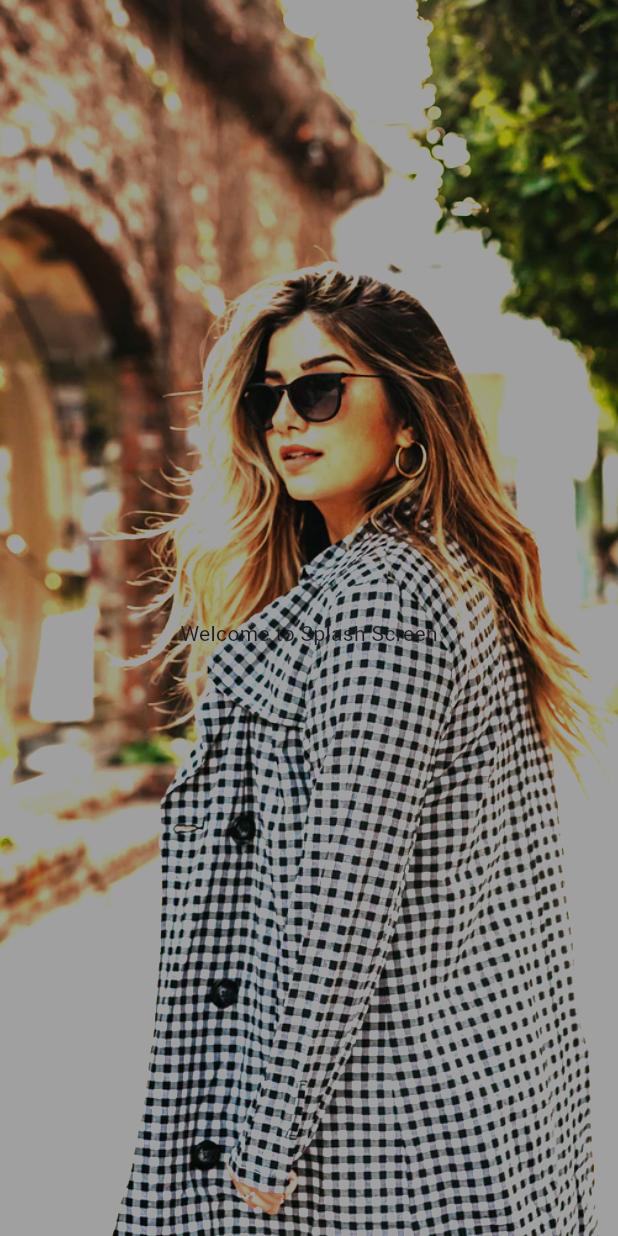
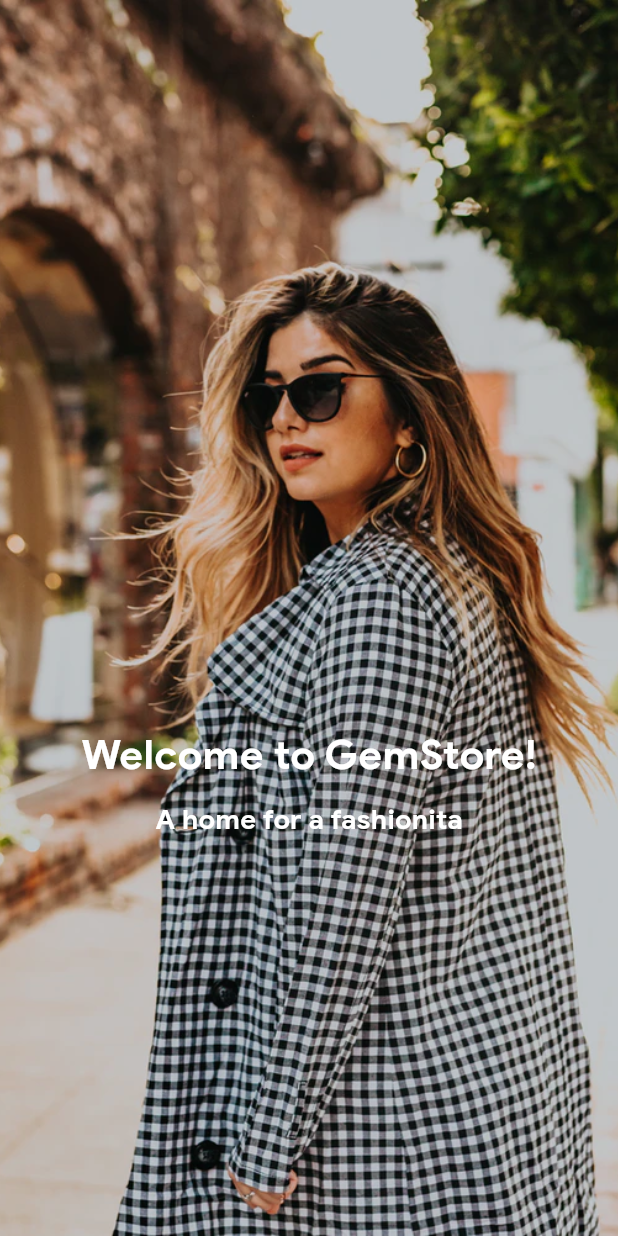
Before and after one commit to adamoz1/fluxstore, a Flutter app: the screen it shows after launch, on a phone screen of 412 x 824 dp. Run offline on Flutter 3.47's test engine with Material 3 defaults, Android fonts, the phone set to English and light mode, and no system bars; our stand-ins replace get.

Commit message:
Added Font to Project

```diff
--- a/lib/constants.dart
+++ b/lib/constants.dart
@@ -0,0 +1,5 @@
+import 'package:flutter/material.dart';
+
+class Constants {
+  Color whiteColor = Colors.white;
+}
--- a/lib/main.dart
+++ b/lib/main.dart
@@ -12,8 +12,11 @@
   @override
   Widget build(BuildContext context) {
     return GetMaterialApp(
+      theme: ThemeData(fontFamily: "ProductSans"),
       initialRoute: "/",
       getPages: [GetPage(name: "/", page: () => const SplashScreen1())],
+      darkTheme: ThemeData.dark(useMaterial3: false),
+      debugShowCheckedModeBanner: false,
     );
   }
 }
--- a/lib/screens/splash_screen1.dart
+++ b/lib/screens/splash_screen1.dart
@@ -1,4 +1,5 @@
 import 'package:flutter/material.dart';
+import 'package:fluxstore/constants.dart';
 
 class SplashScreen1 extends StatelessWidget {
   const SplashScreen1({super.key});
@@ -11,19 +12,40 @@
           Container(
             decoration: const BoxDecoration(
                 image: DecorationImage(
-                    colorFilter: ColorFilter.mode(
-                        Color.fromARGB(255, 160, 160, 160), BlendMode.darken),
                     image: AssetImage(
                       "assets/splash_image1.png",
                     ),
                     fit: BoxFit.cover)),
           ),
+          Container(
+            width: double.infinity,
+            height: double.infinity,
+            color: Colors.black.withOpacity(0.15),
+          ),
           Column(
             children: [
               SizedBox(
-                height: MediaQuery.of(context).size.height / 2,
+                height: MediaQuery.of(context).size.height / 1.7,
               ),
-              Center(child: Text("Welcome to Splash Screen")),
+              Center(
+                  child: Text(
+                "Welcome to GemStore!",
+                style: TextStyle(
+                    fontWeight: FontWeight.bold,
+                    fontSize: 27,
+                    color: Constants().whiteColor),
+              )),
+              SizedBox(
+                height: 10,
+              ),
+              Center(
+                  child: Text(
+                "A home for a fashionita",
+                style: TextStyle(
+                    fontWeight: FontWeight.bold,
+                    fontSize: 18,
+                    color: Constants().whiteColor),
+              )),
             ],
           )
         ],
--- a/pubspec.yaml
+++ b/pubspec.yaml
@@ -21,3 +21,9 @@
   uses-material-design: true
   assets:
     - assets/
+  fonts:
+    - family: ProductSans
+      fonts:
+        - asset: assets/fonts/GoogleSans-Regular.ttf
+        - asset: assets/fonts/GoogleSans-Medium.ttf
+        - asset: assets/fonts/GoogleSans-Bold.ttf
```
Also changed, not shown: assets/fonts/GoogleSans-Bold.ttf (added), assets/fonts/GoogleSans-Medium.ttf (added), assets/fonts/GoogleSans-Regular.ttf (added).
